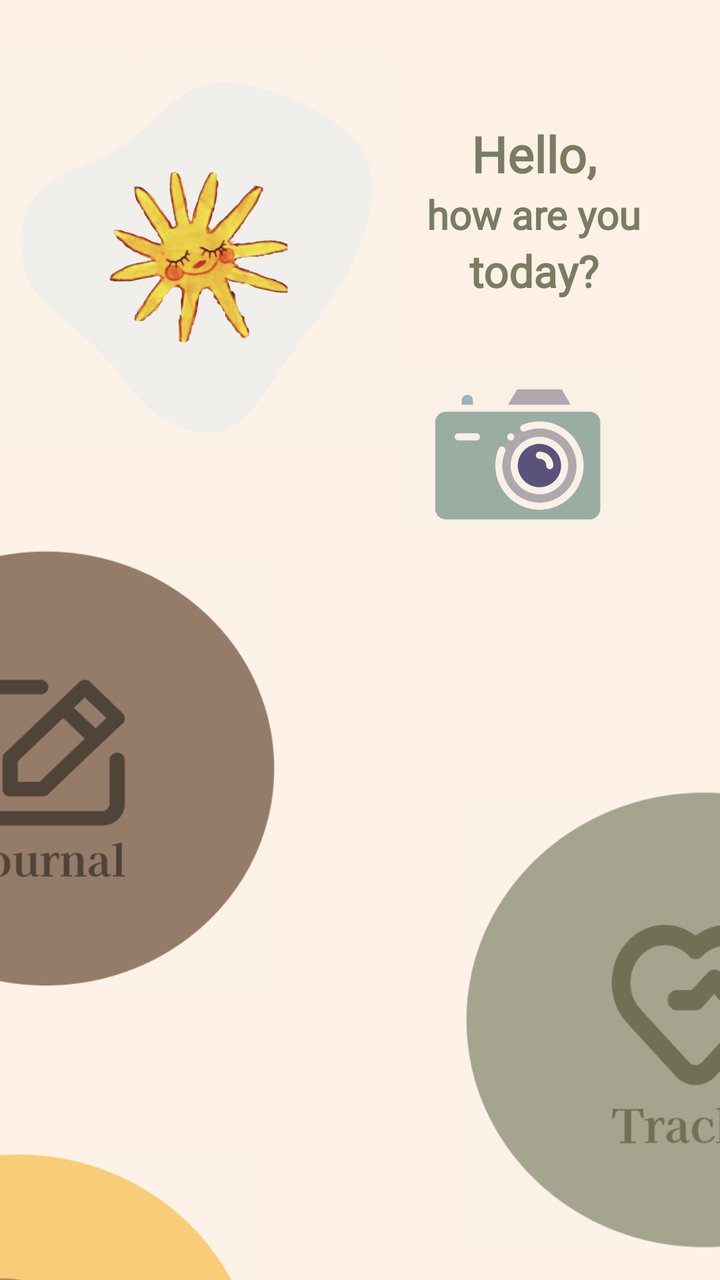
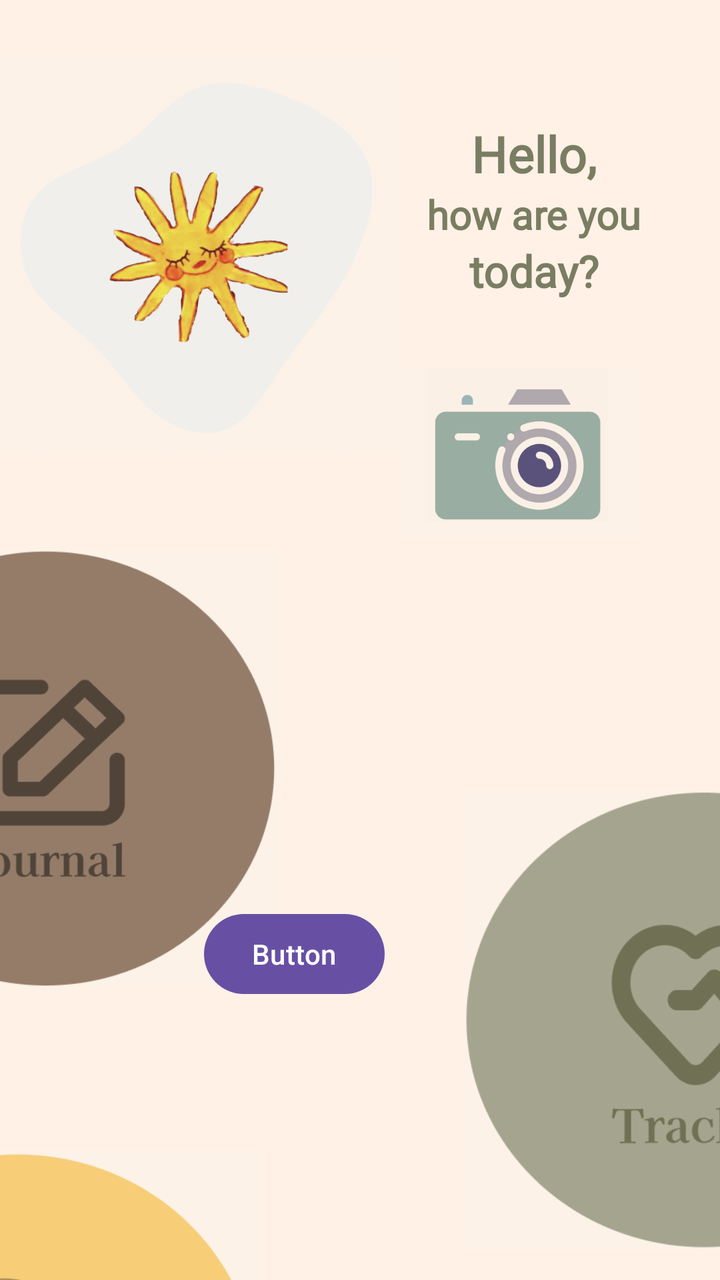

Before-and-after screenshots of an Android layout around one commit, followed by the original layout XML and the change that was made.
<!-- AndroidManifest.xml: application theme Theme.Emotify -->
<!-- res/layout/fragment_home.xml -->
<androidx.constraintlayout.widget.ConstraintLayout xmlns:android="http://schemas.android.com/apk/res/android"
    xmlns:app="http://schemas.android.com/apk/res-auto"
    xmlns:tools="http://schemas.android.com/tools"
    android:id="@+id/frameLayout2"
    android:layout_width="match_parent"
    android:layout_height="match_parent"
    android:background="#FFF1E6"
    tools:context=".View.Home">


    <ImageView
        android:id="@+id/imageView6"
        android:layout_width="199dp"
        android:layout_height="244dp"
        android:layout_marginTop="4dp"
        app:layout_constraintEnd_toEndOf="parent"
        app:layout_constraintHorizontal_bias="0.0"
        app:layout_constraintStart_toStartOf="parent"
        app:layout_constraintTop_toTopOf="parent"
        app:srcCompat="@drawable/emotifylogo" />

    <TextView
        android:id="@+id/textView5"
        android:layout_width="wrap_content"
        android:layout_height="wrap_content"
        android:layout_marginTop="60dp"
        android:fontFamily="@font/kaisei_tokumin_medium"
        android:text="Hello,"
        android:textColor="@color/army"
        android:textSize="25sp"
        android:textStyle="bold"
        app:layout_constraintEnd_toEndOf="parent"
        app:layout_constraintHorizontal_bias="0.793"
        app:layout_constraintStart_toStartOf="parent"
        app:layout_constraintTop_toTopOf="parent" />

    <TextView
        android:id="@+id/textView6"
        android:layout_width="wrap_content"
        android:layout_height="wrap_content"
        android:fontFamily="@font/kaisei_tokumin_medium"
        android:text="how are you"
        android:textColor="@color/army"
        android:textSize="20sp"
        android:textStyle="bold"
        app:layout_constraintEnd_toEndOf="@+id/textView5"
        app:layout_constraintHorizontal_bias="0.5"
        app:layout_constraintStart_toStartOf="@+id/textView5"
        app:layout_constraintTop_toBottomOf="@id/textView5" />

    <TextView
        android:id="@+id/textView7"
        android:layout_width="wrap_content"
        android:layout_height="wrap_content"
        android:fontFamily="@font/kaisei_tokumin_medium"
        android:text="today?"
        android:textColor="@color/army"
        android:textSize="22sp"
        android:textStyle="bold"
        app:layout_constraintEnd_toEndOf="@+id/textView6"
        app:layout_constraintHorizontal_bias="0.5"
        app:layout_constraintStart_toStartOf="@+id/textView6"
        app:layout_constraintTop_toBottomOf="@id/textView6" />


    <ImageButton
        android:id="@+id/imageButton"
        android:layout_width="119dp"
        android:layout_height="97dp"
        android:layout_marginTop="28dp"
        android:background="#FFF1E6"
        android:scaleType="fitCenter"
        android:src="@drawable/cameraicon"
        app:layout_constraintEnd_toEndOf="parent"
        app:layout_constraintHorizontal_bias="0.832"
        app:layout_constraintStart_toStartOf="parent"
        app:layout_constraintTop_toBottomOf="@id/textView7" />



    <ImageView
        android:id="@+id/imageView25"
        android:clickable="true"
        android:layout_width="208dp"
        android:layout_height="219dp"
        android:layout_marginEnd="212dp"
        android:src="@drawable/homejournal"
        app:layout_constraintEnd_toEndOf="parent"
        app:layout_constraintTop_toBottomOf="@id/imageButton" />

    <ImageView
        android:id="@+id/imageView26"
        android:clickable="true"
        android:layout_width="223dp"
        android:layout_height="230dp"
        android:layout_marginStart="212dp"
        android:layout_marginTop="120dp"
        android:src="@drawable/hometracker"
        app:layout_constraintStart_toStartOf="parent"
        app:layout_constraintTop_toTopOf="@+id/imageView25" />

    <ImageView
        android:id="@+id/imageView27"
        android:clickable="true"
        android:layout_width="228dp"
        android:layout_height="233dp"
        android:layout_marginTop="180dp"
        android:layout_marginEnd="208dp"
        android:src="@drawable/homegethelp"
        app:layout_constraintEnd_toEndOf="parent"
        app:layout_constraintTop_toTopOf="@+id/imageView26" />

</androidx.constraintlayout.widget.ConstraintLayout>
<!-- resources referenced by this layout -->
<resources>
  <color name="army">#797D62</color>
  <!-- drawable cameraicon: png bitmap (drawable, 55442 bytes) -->
  <!-- drawable emotifylogo: png bitmap (drawable, 228464 bytes) -->
  <!-- drawable homegethelp: png bitmap (drawable, 26082 bytes) -->
  <!-- drawable homejournal: png bitmap (drawable, 23053 bytes) -->
  <!-- drawable hometracker: png bitmap (drawable, 23727 bytes) -->
  <style name="Theme.Emotify" parent="Base.Theme.Emotify" />
  <style name="Base.Theme.Emotify" parent="Theme.Material3.DayNight.NoActionBar">
          
          
      </style>
</resources>

<!-- the commit's change to res/layout/fragment_home.xml (unified diff, before → after) -->
@@ -110,4 +110,16 @@
         app:layout_constraintEnd_toEndOf="parent"
         app:layout_constraintTop_toTopOf="@+id/imageView26" />
 
+    <Button
+        android:id="@+id/button4"
+        android:layout_width="wrap_content"
+        android:layout_height="wrap_content"
+        android:text="Button"
+        app:layout_constraintBottom_toBottomOf="parent"
+        app:layout_constraintEnd_toEndOf="parent"
+        app:layout_constraintHorizontal_bias="0.378"
+        app:layout_constraintStart_toStartOf="parent"
+        app:layout_constraintTop_toTopOf="parent"
+        app:layout_constraintVertical_bias="0.765" />
+
 </androidx.constraintlayout.widget.ConstraintLayout>
